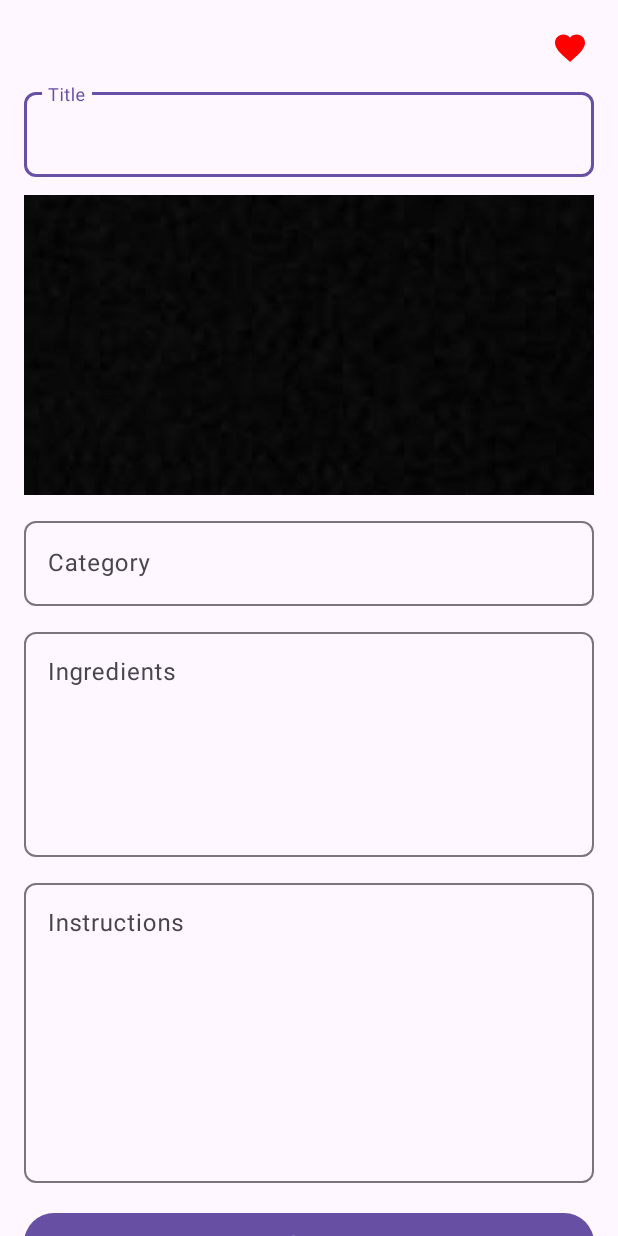
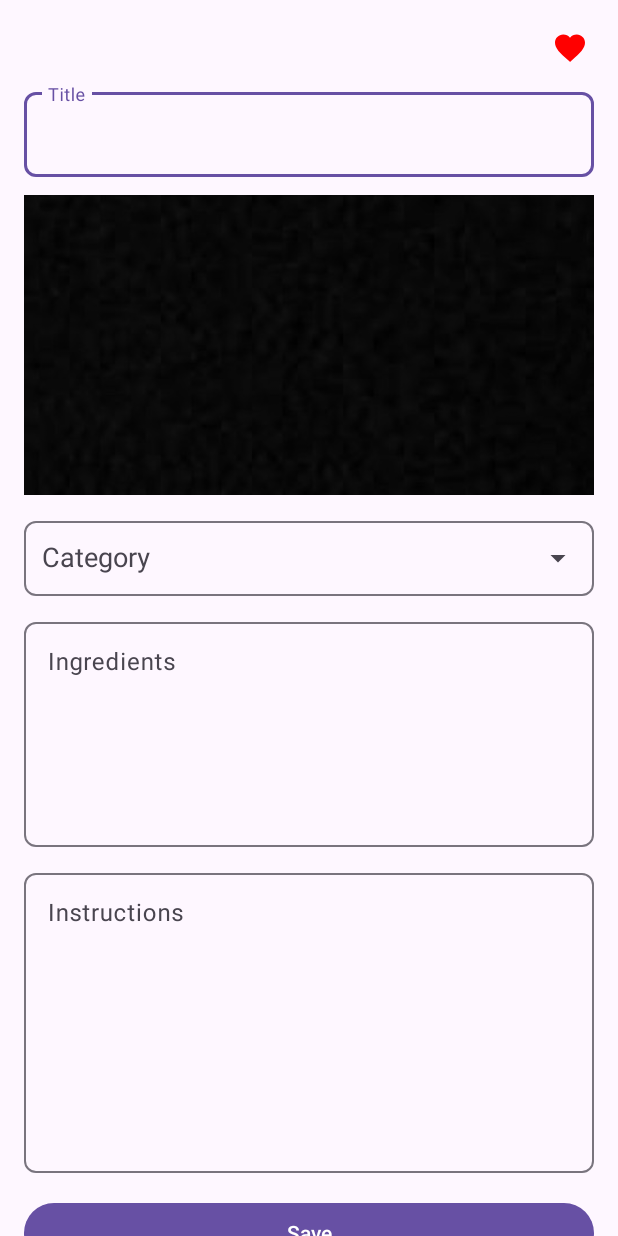
Before and after one commit to VuThanh2/RecipeApp, an Android app: the fragment RecipeFormFragment shown on its own in the app's theme, after a tap on "Save", on a phone screen of 412 x 824 dp. Run offline under Robolectric (Android 15) with nearby library versions, the phone set to English and light mode, and no system bars; 2 other taps on this screen came first.

Commit message:
Add Login (username, password, register, forgot password, logout). User profile (not link to other activity yet. Modify the category from text to select(still need to fix more)

```diff
--- a/app/src/main/java/com/example/recipeapp/GridSpacingItemDecoration.java
+++ b/app/src/main/java/RecipeManager/GridSpacingItemDecoration.java
@@ -1,4 +1,4 @@
-package com.example.recipeapp;
+package RecipeManager;
 
 import android.graphics.Rect;
 import android.view.View;
--- a/app/src/main/java/com/example/recipeapp/Recipe.java
+++ b/app/src/main/java/RecipeManager/Recipe.java
@@ -1,4 +1,4 @@
-package com.example.recipeapp;
+package RecipeManager;
 
 import java.io.Serializable;
 
@@ -28,7 +28,7 @@
     public void setIngredients(String ingredients) { this.ingredients = ingredients; }
     public String getInstructions() { return instructions; }
     public void setInstructions(String instructions) { this.instructions = instructions; }
-    public int getImageResId() { return imageResId; }
+    public int getImage() { return imageResId; }
     public void setImageResId(int imageResId) { this.imageResId = imageResId; }
     public boolean isPinned() { return pinned; }
     public void setPinned(boolean pinned) { this.pinned = pinned; }
--- a/app/src/main/java/com/example/recipeapp/FileHelper.java
+++ b/app/src/main/java/RecipeManager/RecipeDataManager.java
@@ -1,7 +1,7 @@
-package com.example.recipeapp;
+package RecipeManager;
 
 import android.content.Context;
-import android.util.Log;
+
 import org.json.JSONArray;
 import org.json.JSONException;
 import org.json.JSONObject;
@@ -11,7 +11,7 @@
 import java.io.FileOutputStream;
 import java.io.InputStreamReader;
 
-public class FileHelper {
+public class RecipeDataManager {
     private static final String RECIPES_FILE_NAME = "recipes.json";
 
     public static void CreateJsonFileIfEmpty(Context context) {
--- a/app/src/main/java/com/example/recipeapp/RecipeFormFragment.java
+++ b/app/src/main/java/RecipeManager/RecipeFormFragment.java
@@ -1,25 +1,32 @@
-package com.example.recipeapp;
+package RecipeManager;
 
 import android.app.AlertDialog;
 import android.os.Bundle;
 import android.view.LayoutInflater;
 import android.view.View;
 import android.view.ViewGroup;
+import android.widget.ArrayAdapter;
+import android.widget.AutoCompleteTextView;
 import android.widget.Button;
 import android.widget.EditText;
 import android.widget.ImageView;
+
 import androidx.annotation.NonNull;
 import androidx.annotation.Nullable;
 import androidx.fragment.app.Fragment;
+
+import com.example.recipeapp.R;
+
 import org.json.JSONException;
 import org.json.JSONObject;
 
 public class RecipeFormFragment extends Fragment {
-    private EditText etTitle, etCategory, etIngredients, etInstructions;
+    private EditText etTitle, etIngredients, etInstructions;
+    private AutoCompleteTextView etCategory;
     private Button btnSave;
     private ImageView ivRecipeImage;
     private Recipe recipe;
-    private int selectedImageResId = R.drawable.default_background;
+    private int selectedImage = R.drawable.default_background;
     private boolean isPinned = false;
     private ImageView btnPin;
 
@@ -46,19 +53,32 @@
         ivRecipeImage = view.findViewById(R.id.ivRecipeImage);
         btnPin = view.findViewById(R.id.btnPin);
 
-        if (getArguments() != null) {
-            recipe = (Recipe) getArguments().getSerializable("recipe");
-            if (recipe != null) {
-                etTitle.setText(recipe.getTitle());
-                etCategory.setText(recipe.getCategory());
-                etIngredients.setText(recipe.getIngredients());
-                etInstructions.setText(recipe.getInstructions());
-                selectedImageResId = recipe.getImageResId();
-                ivRecipeImage.setImageResource(selectedImageResId);
-                isPinned = recipe.isPinned();
-                updatePinIcon();
+        String[] categories = {"Breakfast", "Lunch", "Dinner", "Vegetarian", "Dessert"};
+        ArrayAdapter<String> adapter = new ArrayAdapter<>(requireContext(),
+                android.R.layout.simple_dropdown_item_1line,categories);
+        etCategory.setAdapter(adapter);
+        etCategory.setThreshold(0);
+        etCategory.setKeyListener(null);
+
+        LoadRecipeFromDetail();
+
+        etCategory.setOnClickListener(v -> {
+            if (!etCategory.isPopupShowing()) {
+                String previousText = etCategory.getText().toString();
+                etCategory.setTag(previousText);
+                etCategory.setText("");
+                etCategory.showDropDown();
             }
-        }
+        });
+
+        etCategory.setOnFocusChangeListener((v, hasFocus) -> {
+            if (!hasFocus) {
+                String previousText = (String) etCategory.getTag();
+                if (etCategory.getText().toString().isEmpty() && previousText != null) {
+                    etCategory.setText(previousText);
+                }
+            }
+        });
 
         btnPin.setOnClickListener(v -> {
             isPinned = !isPinned;
@@ -75,29 +95,31 @@
                 recipeObj.put("category", etCategory.getText().toString());
                 recipeObj.put("ingredients", etIngredients.getText().toString());
                 recipeObj.put("instructions", etInstructions.getText().toString());
-                recipeObj.put("imageResId", selectedImageResId);
+                recipeObj.put("imageResId", selectedImage);
                 recipeObj.put("pinned", isPinned);
             } catch (JSONException e) {
                 e.printStackTrace();
             }
 
             if (editingIndex >= 0) {
-                FileHelper.updateRecipe(getContext(), editingIndex, recipeObj);
+                RecipeDataManager.updateRecipe(getContext(), editingIndex, recipeObj);
             } else {
-                FileHelper.addRecipe(getContext(), recipeObj);
+                RecipeDataManager.addRecipe(getContext(), recipeObj);
             }
 
             getParentFragmentManager().popBackStack(null, getParentFragmentManager().POP_BACK_STACK_INCLUSIVE);
-            getParentFragmentManager().beginTransaction().replace(R.id.fragment_container, new RecipeListFragment()).commit();
+            getParentFragmentManager().beginTransaction()
+                    .replace(R.id.fragment_container, new RecipeListFragment())
+                    .commit();
         });
         return view;
     }
 
     private void updatePinIcon() {
         if (isPinned) {
-            btnPin.setImageResource(R.drawable.ic_heart_filled); // filled heart
+            btnPin.setImageResource(R.drawable.ic_heart_filled);
         } else {
-            btnPin.setImageResource(R.drawable.ic_heart); // empty heart
+            btnPin.setImageResource(R.drawable.ic_heart);
         }
     }
 
@@ -113,9 +135,25 @@
         new AlertDialog.Builder(getContext())
                 .setTitle("Select an image")
                 .setItems(imageNames, (dialog, which) -> {
-                    selectedImageResId = imageResIds[which];
-                    ivRecipeImage.setImageResource(selectedImageResId);
+                    selectedImage = imageResIds[which];
+                    ivRecipeImage.setImageResource(selectedImage);
                 })
                 .show();
     }
+
+    private void LoadRecipeFromDetail() {
+        if (getArguments() != null) {
+            recipe = (Recipe) getArguments().getSerializable("recipe");
+            if (recipe != null) {
+                etTitle.setText(recipe.getTitle());
+                etCategory.setText(recipe.getCategory());
+                etIngredients.setText(recipe.getIngredients());
+                etInstructions.setText(recipe.getInstructions());
+                selectedImage = recipe.getImage();
+                ivRecipeImage.setImageResource(selectedImage);
+                isPinned = recipe.isPinned();
+                updatePinIcon();
+            }
+        }
+    }
 }
--- a/app/src/main/res/layout/fragment_recipe_form.xml
+++ b/app/src/main/res/layout/fragment_recipe_form.xml
@@ -47,7 +47,6 @@
             android:background="@android:color/darker_gray"
             android:src="@drawable/default_background" />
 
-
         <com.google.android.material.textfield.TextInputLayout
             android:layout_width="match_parent"
             android:layout_height="wrap_content"
@@ -56,14 +55,19 @@
             app:boxCornerRadiusTopStart="8dp"
             app:boxCornerRadiusTopEnd="8dp"
             app:boxCornerRadiusBottomStart="8dp"
-            app:boxCornerRadiusBottomEnd="8dp">
+            app:boxCornerRadiusBottomEnd="8dp"
+            app:endIconMode="dropdown_menu">
 
-            <com.google.android.material.textfield.TextInputEditText
+            <AutoCompleteTextView
                 android:id="@+id/etCategory"
                 android:layout_width="match_parent"
-                android:layout_height="wrap_content"
+                android:layout_height="50dp"
+                android:paddingStart="12dp"
+                android:paddingEnd="12dp"
                 android:hint="Category"
-                android:inputType="text"/>
+                android:inputType="none"
+                android:focusable="false"
+                android:clickable="true"/>
         </com.google.android.material.textfield.TextInputLayout>
 
         <com.google.android.material.textfield.TextInputLayout
```
Also changed, not shown: app/src/main/AndroidManifest.xml (+7 -1 lines), app/src/main/java/RecipeManager/RecipeAdapter.java (renamed from app/src/main/java/com/example/recipeapp/RecipeAdapter.java, +6 -3 lines), app/src/main/java/RecipeManager/RecipeDetailFragment.java (renamed from app/src/main/java/com/example/recipeapp/RecipeDetailFragment.java, +20 -14 lines), app/src/main/java/RecipeManager/RecipeListFragment.java (renamed from app/src/main/java/com/example/recipeapp/RecipeListFragment.java, +5 -3 lines), app/src/main/java/RecipeManager/RecipeManagerActivity.java (renamed from app/src/main/java/com/example/recipeapp/RecipeManagerActivity.java, +4 -6 lines).
